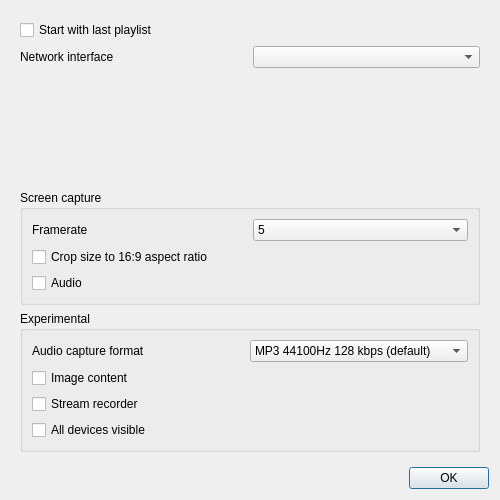
mkiol/Jupii, file desktop/src/settingsdialog.ui: the form before one commit.
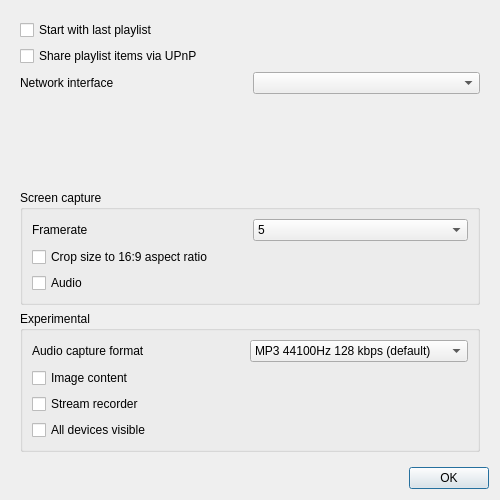
The form after the commit.

Commit message: Sharing playlist items via UPnP ContentDirectory service

```diff
--- a/desktop/src/settingsdialog.ui
+++ b/desktop/src/settingsdialog.ui
@@ -33,6 +33,13 @@
         </property>
        </widget>
       </item>
+      <item>
+       <widget class="QCheckBox" name="contentDirCheckBox">
+        <property name="text">
+         <string>Share playlist items via UPnP</string>
+        </property>
+       </widget>
+      </item>
       <item>
        <layout class="QHBoxLayout" name="netInfsLayout">
         <item>
```
The commit also changes 56 other files.
